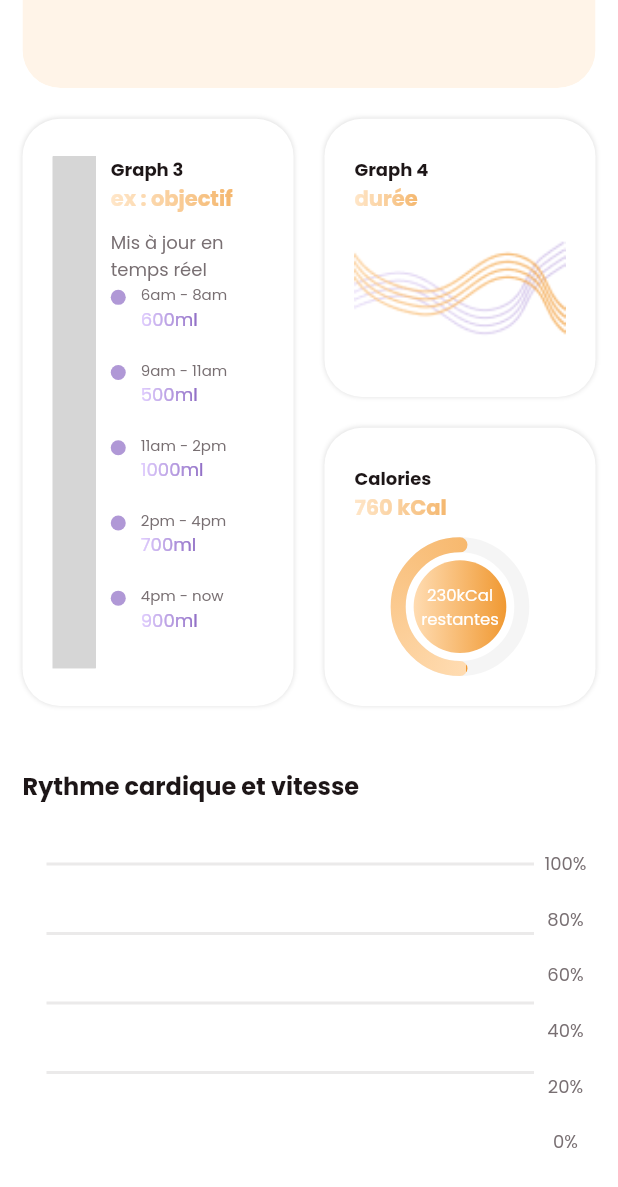
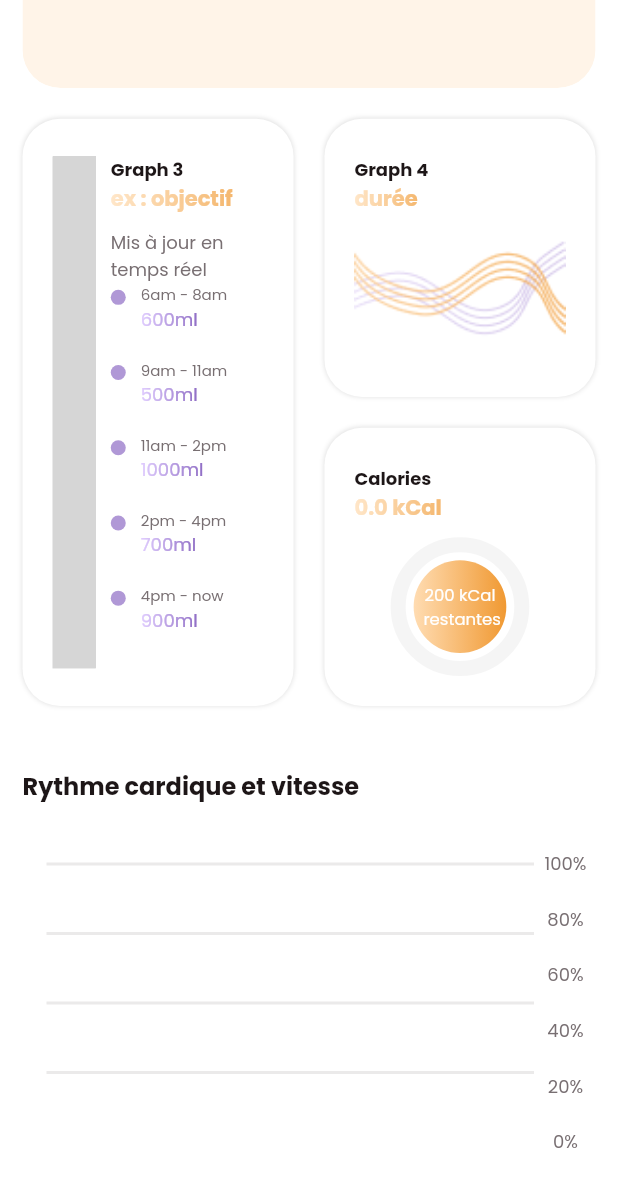
Before and after one commit to SmartFitUCA/SmartFit_App, a Flutter app: the HomeView screen opened directly, scrolled down 468 dp, on a phone screen of 412 x 824 dp. Shown: the top 1187 px of the screen. Run offline on Flutter 3.47's test engine with Material 2 defaults, Android fonts, the phone set to English and light mode, and no system bars; drawn by our look-alikes of fl_chart, simple_circular_progress_bar; our stand-ins replace animated_toggle_switch, csv, file_picker, flutter_svg, google_maps_flutter, location and 1 more; missing offline and left inert: fit_tool, simple_animation_progress_bar; grey boxes are pictures that could not be loaded.

Commit message:
fonction + graphe calories

```diff
--- a/lib/Modele/user.dart
+++ b/lib/Modele/user.dart
@@ -13,7 +13,7 @@ class User extends ChangeNotifier {
 
 
   void addActivity(ActivityOfUser activity) {
-    listActivity.add(activity);		    listActivity.add(activity);
+    listActivity.add(activity);
     notifyListeners();
   }
 }
--- a/lib/View/home/home_view.dart
+++ b/lib/View/home/home_view.dart
@@ -26,6 +26,7 @@ class HomeView extends StatefulWidget {
 class _HomeViewState extends State<HomeView> {
   List<FlSpot> bpmSecondes =  [FlSpot(0, 30)];
   List<FlSpot> bpmSecondes2 =  [];
+  double calories = 0.0;
   List<FlSpot> vitesseSecondes =  [FlSpot(0, 30)];
   List<FlSpot> altitudeSecondes =  [FlSpot(0, 30)];
 
@@ -97,6 +98,8 @@ class _HomeViewState extends State<HomeView> {
       bpmSecondes = Provider.of<User>(context).listActivity[0].getHeartRateWithTime();
       vitesseSecondes = Provider.of<User>(context).listActivity[0].getSpeedWithTime();
       altitudeSecondes = Provider.of<User>(context).listActivity[0].getAltitudeWithTime();
+      calories = Provider.of<User>(context).listActivity[0].getCalories()[0].y;
+
       normaliserDeuxiemeElement(vitesseSecondes);
       normaliserDeuxiemeElement(altitudeSecondes);
       bpmSecondes2 = List.from(bpmSecondes) ;
@@ -698,7 +701,7 @@ class _HomeViewState extends State<HomeView> {
                                             0, 0, bounds.width, bounds.height));
                                   },
                                   child: Text(
-                                    "760 kCal",
+                                    '${calories.toString()} kCal',
                                     style: TextStyle(
                                         color: TColor.white.withOpacity(0.7),
                                         fontWeight: FontWeight.w700,
@@ -726,7 +729,7 @@ class _HomeViewState extends State<HomeView> {
                                           ),
                                           child: FittedBox(
                                             child: Text(
-                                              "230kCal\nrestantes",
+                                              '${200-calories.toInt()} kCal\n restantes',
                                               textAlign: TextAlign.center,
                                               style: TextStyle(
                                                   color: TColor.white,
@@ -739,7 +742,7 @@ class _HomeViewState extends State<HomeView> {
                                           backStrokeWidth: 10,
                                           progressColors: TColor.primaryG,
                                           backColor: Colors.grey.shade100,
-                                          valueNotifier: ValueNotifier(50),
+                                          valueNotifier: ValueNotifier(calories/200*100),
                                           startAngle: -180,
                                         ),
                                       ],
```
Also changed, not shown: lib/Modele/activity.dart (+20 -0 lines).
